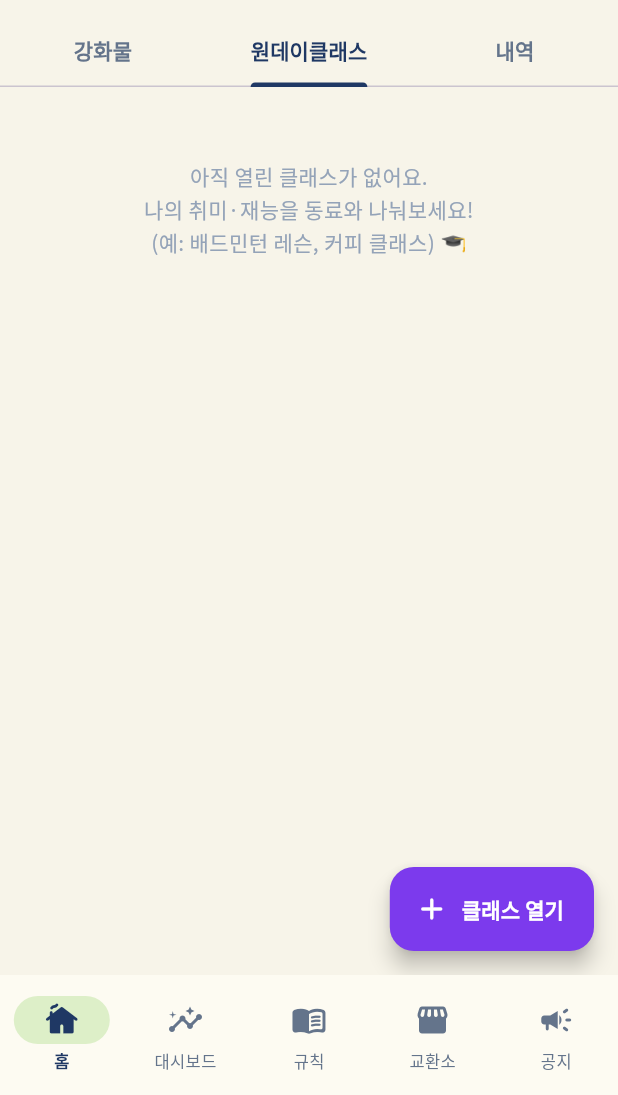
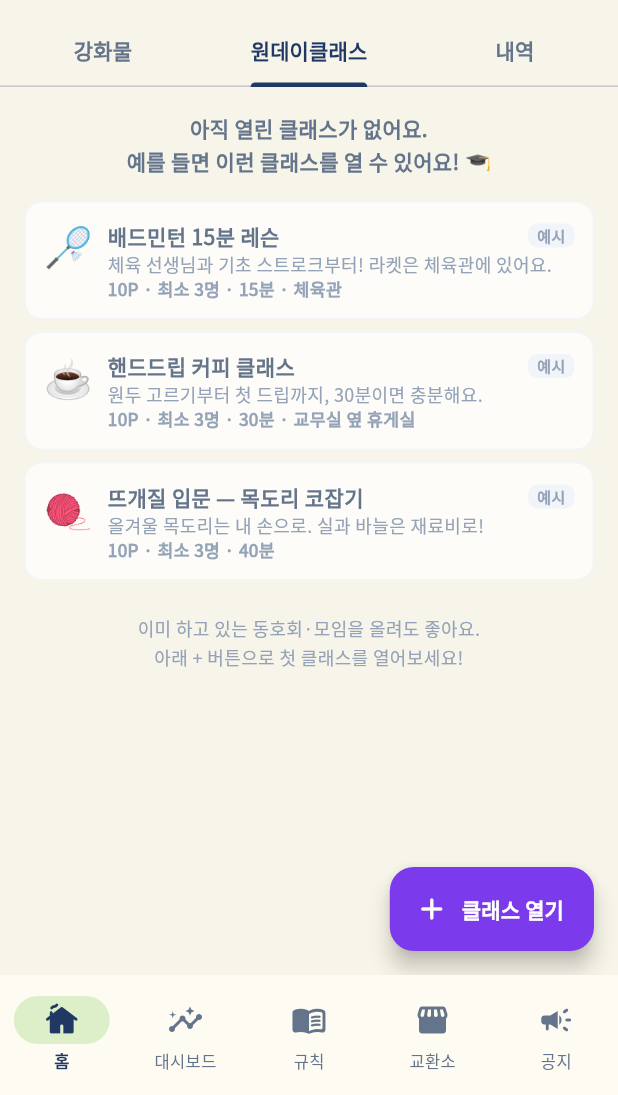
Before and after one commit to CDragon-G/chungam-swpbs-app, a Flutter app: the TeacherLoungeScreen screen opened by its route, tab 2 chosen, on a phone screen of 412 x 824 dp, the part 141-1236 px from its top. Run offline on Flutter 3.47's test engine with Material 3 defaults, Android fonts, the phone set to English and light mode, and no system bars; our stand-ins replace firebase_core, firebase_messaging, fl_chart, flutter_dotenv, flutter_local_notifications, flutter_riverpod and 6 more; accounts and stored records are empty; network calls fail.

Commit message:
feat: 원데이클래스 예시(시드) 카드 + 브랜드명 제거 + 0.13.0+49
- 클래스 탭 빈 상태에 예시 카드 3종(배드민턴 레슨·핸드드립 커피·뜨개질)
  — '예시' 배지로 구분, 빈 목록 진입장벽 완화
- 강화물 등록 힌트: 스타벅스 → 커피 기프티콘 (특정 브랜드 노출 지양)
- 버전 0.13.0+49

Co-Authored-By: Claude Fable 5 <noreply@anthropic.com>

```diff
--- a/lib/features/lounge/presentation/teacher_lounge_screen.dart
+++ b/lib/features/lounge/presentation/teacher_lounge_screen.dart
@@ -225,7 +225,7 @@ class _TeacherLoungeScreenState extends ConsumerState<TeacherLoungeScreen>
                   style: GoogleFonts.notoSansKr(
                       fontSize: 17, fontWeight: FontWeight.w900)),
               const SizedBox(height: 4),
-              Text('예: 스타벅스 기프티콘, 조기 퇴근 우선권, 주차 명당 1주',
+              Text('예: 커피 기프티콘, 조기 퇴근 우선권, 주차 명당 1주',
                   style: GoogleFonts.notoSansKr(
                       fontSize: 12, color: AppColors.textTertiary)),
               const SizedBox(height: 12),
@@ -594,19 +594,47 @@ class _ClassesTab extends ConsumerWidget {
               child: Center(child: Text('$e'))),
         ]),
         data: (classes) => classes.isEmpty
-            ? ListView(children: [
-                Padding(
-                  padding: const EdgeInsets.all(48),
-                  child: Center(
-                    child: Text(
-                      '아직 열린 클래스가 없어요.\n나의 취미·재능을 동료와 나눠보세요!\n(예: 배드민턴 레슨, 커피 클래스) 🎓',
-                      textAlign: TextAlign.center,
-                      style: GoogleFonts.notoSansKr(
-                          color: AppColors.textTertiary, height: 1.6),
-                    ),
+            ? ListView(
+                padding: const EdgeInsets.fromLTRB(16, 16, 16, 90),
+                children: [
+                  Text(
+                    '아직 열린 클래스가 없어요.\n예를 들면 이런 클래스를 열 수 있어요! 🎓',
+                    textAlign: TextAlign.center,
+                    style: GoogleFonts.notoSansKr(
+                        fontWeight: FontWeight.w700,
+                        color: AppColors.textSecondary,
+                        height: 1.6),
                   ),
-                ),
-              ])
+                  const SizedBox(height: 14),
+                  const _ExampleClassCard(
+                    emoji: '🏸',
+                    title: '배드민턴 15분 레슨',
+                    desc: '체육 선생님과 기초 스트로크부터! 라켓은 체육관에 있어요.',
+                    meta: '10P · 최소 3명 · 15분 · 체육관',
+                  ),
+                  const _ExampleClassCard(
+                    emoji: '☕',
+                    title: '핸드드립 커피 클래스',
+                    desc: '원두 고르기부터 첫 드립까지, 30분이면 충분해요.',
+                    meta: '10P · 최소 3명 · 30분 · 교무실 옆 휴게실',
+                  ),
+                  const _ExampleClassCard(
+                    emoji: '🧶',
+                    title: '뜨개질 입문 — 목도리 코잡기',
+                    desc: '올겨울 목도리는 내 손으로. 실과 바늘은 재료비로!',
+                    meta: '10P · 최소 3명 · 40분',
+                  ),
+                  const SizedBox(height: 14),
+                  Text(
+                    '이미 하고 있는 동호회·모임을 올려도 좋아요.\n아래 + 버튼으로 첫 클래스를 열어보세요!',
+                    textAlign: TextAlign.center,
+                    style: GoogleFonts.notoSansKr(
+                        fontSize: 12,
+                        color: AppColors.textTertiary,
+                        height: 1.6),
+                  ),
+                ],
+              )
             : ListView.builder(
                 padding: const EdgeInsets.fromLTRB(16, 12, 16, 90),
                 itemCount: classes.length,
@@ -924,3 +952,81 @@ class _HistoryTab extends ConsumerWidget {
     );
   }
 }
+
+
+/// 🎓 예시(시드) 클래스 카드 — 빈 목록의 진입장벽을 낮추는 미리보기.
+/// 실제 클래스가 아니며, 어떤 클래스를 열 수 있는지 감을 잡게 해준다.
+class _ExampleClassCard extends StatelessWidget {
+  const _ExampleClassCard({
+    required this.emoji,
+    required this.title,
+    required this.desc,
+    required this.meta,
+  });
+  final String emoji;
+  final String title;
+  final String desc;
+  final String meta;
+
+  @override
+  Widget build(BuildContext context) {
+    return Container(
+      margin: const EdgeInsets.only(bottom: AppSizes.sm),
+      padding: const EdgeInsets.all(AppSizes.md),
+      decoration: BoxDecoration(
+        color: AppColors.surface.withValues(alpha: 0.7),
+        borderRadius: BorderRadius.circular(AppSizes.radiusMd),
+        border: Border.all(
+            color: AppColors.borderLight, style: BorderStyle.solid),
+      ),
+      child: Row(
+        crossAxisAlignment: CrossAxisAlignment.start,
+        children: [
+          Text(emoji, style: const TextStyle(fontSize: 26)),
+          const SizedBox(width: 10),
+          Expanded(
+            child: Column(
+              crossAxisAlignment: CrossAxisAlignment.start,
+              children: [
+                Row(
+                  children: [
+                    Expanded(
+                      child: Text(title,
+                          maxLines: 1,
+                          overflow: TextOverflow.ellipsis,
+                          style: GoogleFonts.notoSansKr(
+                              fontSize: 14,
+                              fontWeight: FontWeight.w800,
+                              color: AppColors.textSecondary)),
+                    ),
+                    Container(
+                      padding: const EdgeInsets.symmetric(
+                          horizontal: 6, vertical: 1),
+                      decoration: BoxDecoration(
+                        color: AppColors.borderLight,
+                        borderRadius: BorderRadius.circular(6),
+                      ),
+                      child: Text('예시',
+                          style: GoogleFonts.notoSansKr(
+                              fontSize: 10,
+                              fontWeight: FontWeight.w800,
+                              color: AppColors.textTertiary)),
+                    ),
+                  ],
+                ),
+                Text(desc,
+                    style: GoogleFonts.notoSansKr(
+                        fontSize: 12, color: AppColors.textTertiary)),
+                Text(meta,
+                    style: GoogleFonts.notoSansKr(
+                        fontSize: 11.5,
+                        fontWeight: FontWeight.w700,
+                        color: AppColors.textTertiary)),
+              ],
+            ),
+          ),
+        ],
+      ),
+    );
+  }
+}
--- a/pubspec.yaml
+++ b/pubspec.yaml
@@ -1,7 +1,7 @@
 name: pbs_plus
 description: "자람 - 함께 자라는 우리 학교 (SWPBS)."
 publish_to: 'none'
-version: 0.12.0+48
+version: 0.13.0+49
 
 environment:
   sdk: ^3.5.0
```
